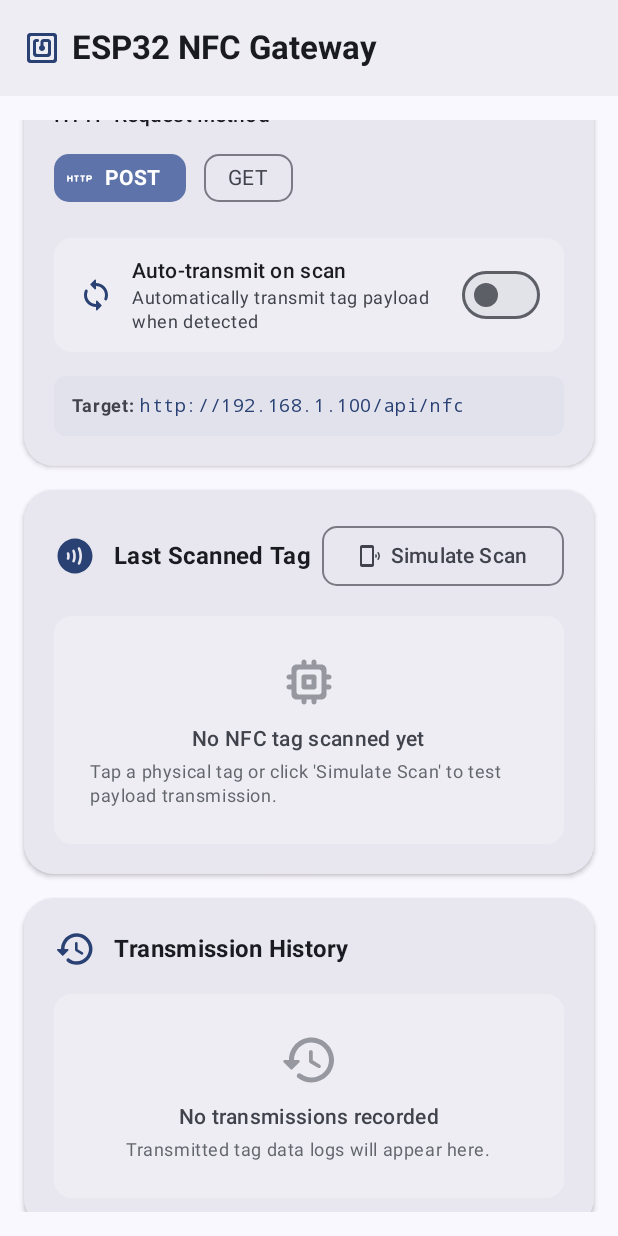
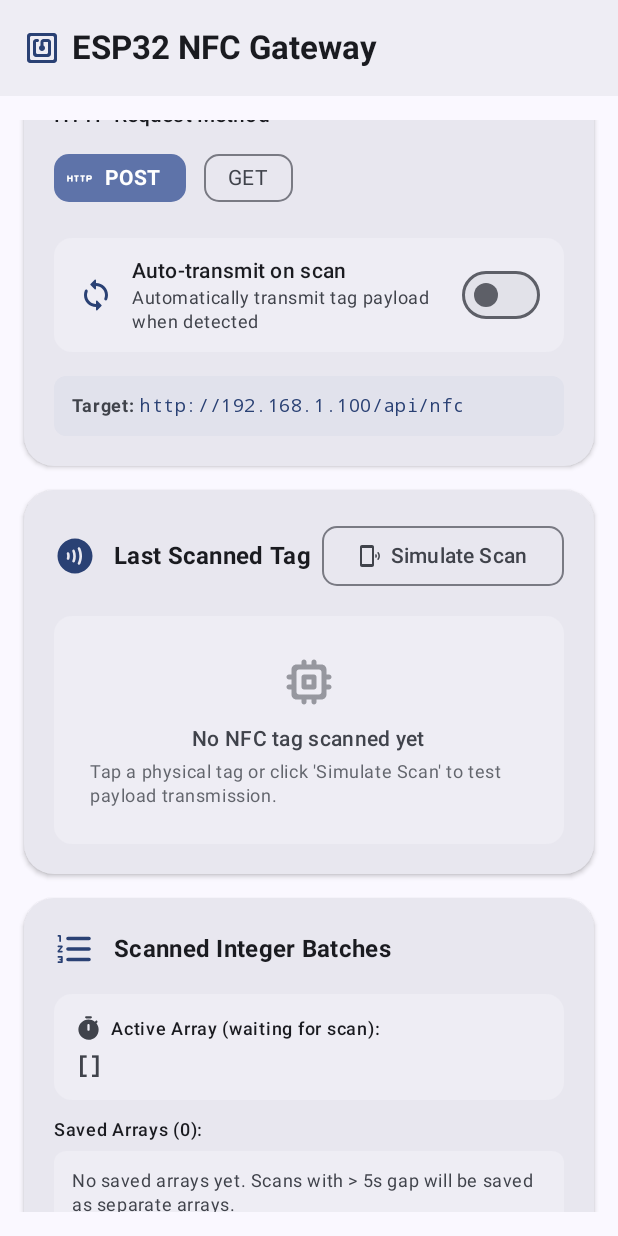
Before and after one commit to 280m3k/techathon-2026, an Android app built with Jetpack Compose: the screen it shows after launch (MainActivity), scrolled down 509 dp, on a phone screen of 412 x 824 dp. Run offline under Robolectric (Android 15) with nearby library versions, the phone set to English and light mode, and no system bars.

Commit message:
rune carving

```diff
--- a/esp32test/app/src/main/java/com/example/esp32test/MainActivity.kt
+++ b/esp32test/app/src/main/java/com/example/esp32test/MainActivity.kt
@@ -69,7 +69,10 @@ class MainActivity : ComponentActivity() {
                     onClearHistoryClick = viewModel::clearHistory,
                     onOpenNfcSettings = {
                         startActivity(Intent(Settings.ACTION_NFC_SETTINGS))
-                    }
+                    },
+                    onClearScanArraysClick = viewModel::clearScanArrays,
+                    onDismissRuneClick = viewModel::dismissRune,
+                    onSimulateRuneClick = { rune -> viewModel.simulateRuneScan(rune, this) }
                 )
             }
         }
--- a/esp32test/app/src/main/java/com/example/esp32test/ui/DashboardScreen.kt
+++ b/esp32test/app/src/main/java/com/example/esp32test/ui/DashboardScreen.kt
@@ -29,13 +29,16 @@ import com.example.esp32test.data.model.Esp32Settings
 import com.example.esp32test.data.model.HttpMethod
 import com.example.esp32test.data.model.NfcStatus
 import com.example.esp32test.data.model.NfcTagData
+import com.example.esp32test.data.model.NordicRune
 import com.example.esp32test.data.model.TransportMode
 import com.example.esp32test.data.model.TransmissionLog
 import com.example.esp32test.data.model.TransmissionState
 import com.example.esp32test.data.model.TransmissionStatus
+import com.example.esp32test.ui.components.DetectedRuneCard
 import com.example.esp32test.ui.components.Esp32SettingsCard
 import com.example.esp32test.ui.components.LastScannedTagCard
 import com.example.esp32test.ui.components.NfcStatusCard
+import com.example.esp32test.ui.components.ScannedIntegerArraysCard
 import com.example.esp32test.ui.components.TransmissionHistoryCard
 import com.example.esp32test.ui.components.TransmissionStatusBanner
 import com.example.esp32test.ui.theme.Esp32testTheme
@@ -60,7 +63,10 @@ fun DashboardScreen(
     onDismissBannerClick: () -> Unit,
     onClearHistoryClick: () -> Unit,
     onOpenNfcSettings: () -> Unit,
-    modifier: Modifier = Modifier
+    modifier: Modifier = Modifier,
+    onClearScanArraysClick: () -> Unit = {},
+    onDismissRuneClick: () -> Unit = {},
+    onSimulateRuneClick: (NordicRune) -> Unit = {}
 ) {
     Scaffold(
         modifier = modifier.fillMaxSize(),
@@ -107,6 +113,13 @@ fun DashboardScreen(
                             .fillMaxWidth(),
                         verticalArrangement = Arrangement.spacedBy(16.dp)
                     ) {
+                        if (uiState.detectedRune != null) {
+                            DetectedRuneCard(
+                                rune = uiState.detectedRune,
+                                onDismissClick = onDismissRuneClick
+                            )
+                        }
+
                         NfcStatusCard(
                             nfcStatus = uiState.nfcStatus,
                             onOpenNfcSettings = onOpenNfcSettings
@@ -148,6 +161,13 @@ fun DashboardScreen(
                             onSimulateScanClick = onSimulateScanClick
                         )
 
+                        ScannedIntegerArraysCard(
+                            currentScanArray = uiState.currentScanArray,
+                            savedScanArrays = uiState.savedScanArrays,
+                            onClearScanArraysClick = onClearScanArraysClick,
+                            onSimulateRuneClick = onSimulateRuneClick
+                        )
+
                         TransmissionHistoryCard(
                             history = uiState.transmissionHistory,
                             onClearHistoryClick = onClearHistoryClick
@@ -162,6 +182,13 @@ fun DashboardScreen(
                         .verticalScroll(rememberScrollState()),
                     verticalArrangement = Arrangement.spacedBy(16.dp)
                 ) {
+                    if (uiState.detectedRune != null) {
+                        DetectedRuneCard(
+                            rune = uiState.detectedRune,
+                            onDismissClick = onDismissRuneClick
+                        )
+                    }
+
                     NfcStatusCard(
                         nfcStatus = uiState.nfcStatus,
                         onOpenNfcSettings = onOpenNfcSettings
@@ -194,6 +221,13 @@ fun DashboardScreen(
                         isTransmitting = uiState.transmissionState is TransmissionState.Transmitting,
                         onTransmitClick = onTransmitClick,
                         onSimulateScanClick = onSimulateScanClick
+                    )
+
+                    ScannedIntegerArraysCard(
+                        currentScanArray = uiState.currentScanArray,
+                        savedScanArrays = uiState.savedScanArrays,
+                        onClearScanArraysClick = onClearScanArraysClick,
+                        onSimulateRuneClick = onSimulateRuneClick
                     )
 
                     TransmissionHistoryCard(
--- a/esp32test/app/src/main/java/com/example/esp32test/ui/MainUiState.kt
+++ b/esp32test/app/src/main/java/com/example/esp32test/ui/MainUiState.kt
@@ -3,6 +3,7 @@ package com.example.esp32test.ui
 import com.example.esp32test.data.model.Esp32Settings
 import com.example.esp32test.data.model.NfcStatus
 import com.example.esp32test.data.model.NfcTagData
+import com.example.esp32test.data.model.NordicRune
 import com.example.esp32test.data.model.TransmissionLog
 import com.example.esp32test.data.model.TransmissionState
 
@@ -16,5 +17,8 @@ data class MainUiState(
     val transmissionState: TransmissionState = TransmissionState.Idle,
     val transmissionHistory: List<TransmissionLog> = emptyList(),
     val isBleScanning: Boolean = false,
-    val isBleConnected: Boolean = false
+    val isBleConnected: Boolean = false,
+    val currentScanArray: List<Int> = emptyList(),
+    val savedScanArrays: List<List<Int>> = emptyList(),
+    val detectedRune: NordicRune? = null
 )
--- /dev/null
+++ b/esp32test/app/src/main/java/com/example/esp32test/ui/components/ScannedIntegerArraysCard.kt
@@ -0,0 +1,241 @@
+package com.example.esp32test.ui.components
+
+import androidx.compose.foundation.layout.Arrangement
+import androidx.compose.foundation.layout.Column
+import androidx.compose.foundation.layout.Row
+import androidx.compose.foundation.layout.Spacer
+import androidx.compose.foundation.layout.fillMaxWidth
+import androidx.compose.foundation.layout.height
+import androidx.compose.foundation.layout.padding
+import androidx.compose.foundation.layout.size
+import androidx.compose.foundation.layout.width
+import androidx.compose.foundation.shape.RoundedCornerShape
+import androidx.compose.material.icons.Icons
+import androidx.compose.material.icons.rounded.DeleteSweep
+import androidx.compose.material.icons.rounded.FormatListNumbered
+import androidx.compose.material.icons.rounded.Timer
+import androidx.compose.material3.Card
+import androidx.compose.material3.CardDefaults
+import androidx.compose.material3.Icon
+import androidx.compose.material3.MaterialTheme
+import androidx.compose.material3.OutlinedButton
+import androidx.compose.material3.Surface
+import androidx.compose.material3.Text
+import androidx.compose.runtime.Composable
+import androidx.compose.ui.Alignment
+import androidx.compose.ui.Modifier
+import androidx.compose.ui.text.font.FontFamily
+import androidx.compose.ui.text.font.FontWeight
+import androidx.compose.ui.tooling.preview.Preview
+import androidx.compose.ui.unit.dp
+import com.example.esp32test.data.model.NordicRune
+import com.example.esp32test.ui.theme.Esp32testTheme
+
+@Composable
+fun ScannedIntegerArraysCard(
+    currentScanArray: List<Int>,
+    savedScanArrays: List<List<Int>>,
+    onClearScanArraysClick: () -> Unit,
+    onSimulateRuneClick: ((NordicRune) -> Unit)? = null,
+    modifier: Modifier = Modifier
+) {
+    Card(
+        modifier = modifier.fillMaxWidth(),
+        shape = RoundedCornerShape(20.dp),
+        colors = CardDefaults.cardColors(
+            containerColor = MaterialTheme.colorScheme.surfaceContainerHigh
+        ),
+        elevation = CardDefaults.cardElevation(defaultElevation = 2.dp)
+    ) {
+        Column(
+            modifier = Modifier.padding(20.dp)
+        ) {
+            Row(
+                modifier = Modifier.fillMaxWidth(),
+                horizontalArrangement = Arrangement.SpaceBetween,
+                verticalAlignment = Alignment.CenterVertically
+            ) {
+                Row(verticalAlignment = Alignment.CenterVertically) {
+                    Icon(
+                        imageVector = Icons.Rounded.FormatListNumbered,
+                        contentDescription = null,
+                        tint = MaterialTheme.colorScheme.primary,
+                        modifier = Modifier.size(28.dp)
+                    )
+                    Spacer(modifier = Modifier.width(12.dp))
+                    Text(
+                        text = "Scanned Integer Batches",
+                        style = MaterialTheme.typography.titleMedium.copy(fontWeight = FontWeight.Bold),
+                        color = MaterialTheme.colorScheme.onSurface
+                    )
+                }
+
+                if (currentScanArray.isNotEmpty() || savedScanArrays.isNotEmpty()) {
+                    OutlinedButton(
+                        onClick = onClearScanArraysClick,
+                        shape = RoundedCornerShape(10.dp)
+                    ) {
+                        Icon(
+                            imageVector = Icons.Rounded.DeleteSweep,
+                            contentDescription = null,
+                            modifier = Modifier.size(16.dp)
+                        )
+                        Spacer(modifier = Modifier.width(6.dp))
+                        Text("Clear")
+                    }
+                }
+            }
+
+            Spacer(modifier = Modifier.height(16.dp))
+
+            // Current array accumulating scans within 1s window
+            Surface(
+                modifier = Modifier.fillMaxWidth(),
+                shape = RoundedCornerShape(12.dp),
+                color = if (currentScanArray.isNotEmpty()) {
+                    MaterialTheme.colorScheme.primaryContainer.copy(alpha = 0.4f)
+                } else {
+                    MaterialTheme.colorScheme.surfaceContainer
+                }
+            ) {
+                Column(modifier = Modifier.padding(14.dp)) {
+                    Row(verticalAlignment = Alignment.CenterVertically) {
+                        Icon(
+                            imageVector = Icons.Rounded.Timer,
+                            contentDescription = null,
+                            tint = if (currentScanArray.isNotEmpty()) MaterialTheme.colorScheme.primary else MaterialTheme.colorScheme.onSurfaceVariant,
+                            modifier = Modifier.size(18.dp)
+                        )
+                        Spacer(modifier = Modifier.width(6.dp))
+                        Text(
+                            text = if (currentScanArray.isNotEmpty()) "Active Array (scanned < 5s ago):" else "Active Array (waiting for scan):",
+                            style = MaterialTheme.typography.labelMedium.copy(fontWeight = FontWeight.SemiBold),
+                            color = MaterialTheme.colorScheme.onSurface
+                        )
+                    }
+                    Spacer(modifier = Modifier.height(6.dp))
+                    Text(
+                        text = if (currentScanArray.isEmpty()) "[]" else currentScanArray.toString(),
+                        style = MaterialTheme.typography.bodyLarge.copy(
+                            fontFamily = FontFamily.Monospace,
+                            fontWeight = FontWeight.Bold
+                        ),
+                        color = if (currentScanArray.isNotEmpty()) MaterialTheme.colorScheme.primary else MaterialTheme.colorScheme.onSurfaceVariant
+                    )
+                }
+            }
+
+            Spacer(modifier = Modifier.height(12.dp))
+
+            // Saved scan arrays
+            Text(
+                text = "Saved Arrays (${savedScanArrays.size}):",
+                style = MaterialTheme.typography.labelMedium.copy(fontWeight = FontWeight.SemiBold),
+                color = MaterialTheme.colorScheme.onSurface
+            )
+            Spacer(modifier = Modifier.height(6.dp))
+
+            if (savedScanArrays.isEmpty()) {
+                Surface(
+                    modifier = Modifier.fillMaxWidth(),
+                    shape = RoundedCornerShape(8.dp),
+                    color = MaterialTheme.colorScheme.surfaceContainer
+                ) {
+                    Text(
+                        text = "No saved arrays yet. Scans with > 5s gap will be saved as separate arrays.",
+                        style = MaterialTheme.typography.bodySmall,
+                        color = MaterialTheme.colorScheme.onSurfaceVariant,
+                        modifier = Modifier.padding(12.dp)
+                    )
+                }
+            } else {
+                Surface(
+                    modifier = Modifier.fillMaxWidth(),
+                    shape = RoundedCornerShape(8.dp),
+                    color = MaterialTheme.colorScheme.surfaceContainerHighest
+                ) {
+                    Column(
+                        modifier = Modifier.padding(10.dp),
+                        verticalArrangement = Arrangement.spacedBy(6.dp)
+                    ) {
+                        savedScanArrays.forEachIndexed { index, array ->
+                            val matchedRune = NordicRune.matchPattern(array)
+                            Row(
+                                modifier = Modifier.fillMaxWidth(),
+                                horizontalArrangement = Arrangement.SpaceBetween,
+                                verticalAlignment = Alignment.CenterVertically
+                            ) {
+                                Text(
+                                    text = if (matchedRune != null) "Array #${index + 1} (${matchedRune.symbol} ${matchedRune.runeName}):" else "Array #${index + 1}:",
+                                    style = MaterialTheme.typography.bodySmall.copy(fontWeight = FontWeight.Bold),
+                                    color = if (matchedRune != null) MaterialTheme.colorScheme.primary else MaterialTheme.colorScheme.onSurfaceVariant
+                                )
+                                Text(
+                                    text = array.toString(),
+                                    style = MaterialTheme.typography.bodySmall.copy(
+                                        fontFamily = FontFamily.Monospace,
+                                        fontWeight = FontWeight.SemiBold
+                                    ),
+                                    color = MaterialTheme.colorScheme.primary
+                                )
+                            }
+                        }
+                    }
+                }
+            }
+
+            if (onSimulateRuneClick != null) {
+                Spacer(modifier = Modifier.height(14.dp))
+                Text(
+                    text = "Test Rune Scanning:",
+                    style = MaterialTheme.typography.labelMedium.copy(fontWeight = FontWeight.SemiBold),
+                    color = MaterialTheme.colorScheme.onSurface
+                )
+                Spacer(modifier = Modifier.height(6.dp))
+                Row(
+                    modifier = Modifier.fillMaxWidth(),
+                    horizontalArrangement = Arrangement.spacedBy(8.dp)
+                ) {
+                    OutlinedButton(
+                        onClick = { onSimulateRuneClick(NordicRune.OTHALA) },
+                        modifier = Modifier.weight(1f),
+                        shape = RoundedCornerShape(10.dp)
+                    ) {
+                        Text("ᛟ Othala")
+                    }
+                    OutlinedButton(
+                        onClick = { onSimulateRuneClick(NordicRune.EHWAZ) },
+                        modifier = Modifier.weight(1f),
+                        shape = RoundedCornerShape(10.dp)
+                    ) {
+                        Text("ᛖ Ehwaz")
+                    }
+                }
+            }
+        }
+    }
+}
+
+@Preview(name = "Scanned Integer Arrays Card - Empty", showBackground = true)
+@Composable
+private fun ScannedIntegerArraysCardEmptyPreview() {
+    Esp32testTheme {
+        ScannedIntegerArraysCard(
+            currentScanArray = emptyList(),
+            savedScanArrays = emptyList(),
+            onClearScanArraysClick = {}
+        )
+    }
+}
+
+@Preview(name = "Scanned Integer Arrays Card - Populated", showBackground = true)
+@Composable
+private fun ScannedIntegerArraysCardPopulatedPreview() {
+    Esp32testTheme {
+        ScannedIntegerArraysCard(
+            currentScanArray = listOf(10, 20),
+            savedScanArrays = listOf(listOf(100, 200, 300), listOf(400)),
+            onClearScanArraysClick = {}
+        )
+    }
+}
```
Also changed, not shown: esp32test/app/src/main/java/com/example/esp32test/data/model/NordicRune.kt (added, +42 -0 lines), esp32test/app/src/main/java/com/example/esp32test/nfc/NfcManager.kt (+19 -0 lines), esp32test/app/src/main/java/com/example/esp32test/ui/MainViewModel.kt (+64 -1 lines), esp32test/app/src/main/java/com/example/esp32test/ui/components/DetectedRuneCard.kt (added, +168 -0 lines), 2 other files.
